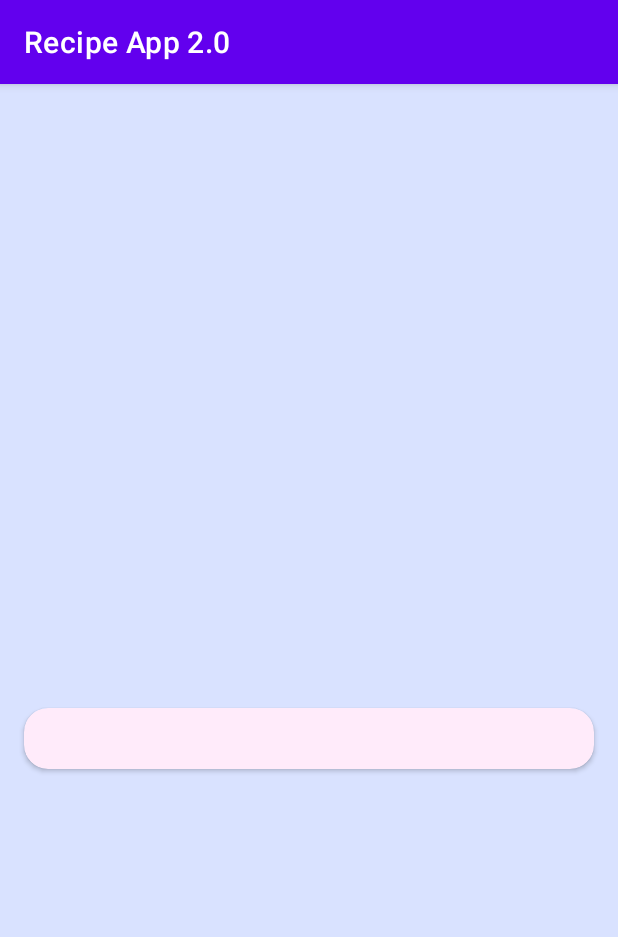
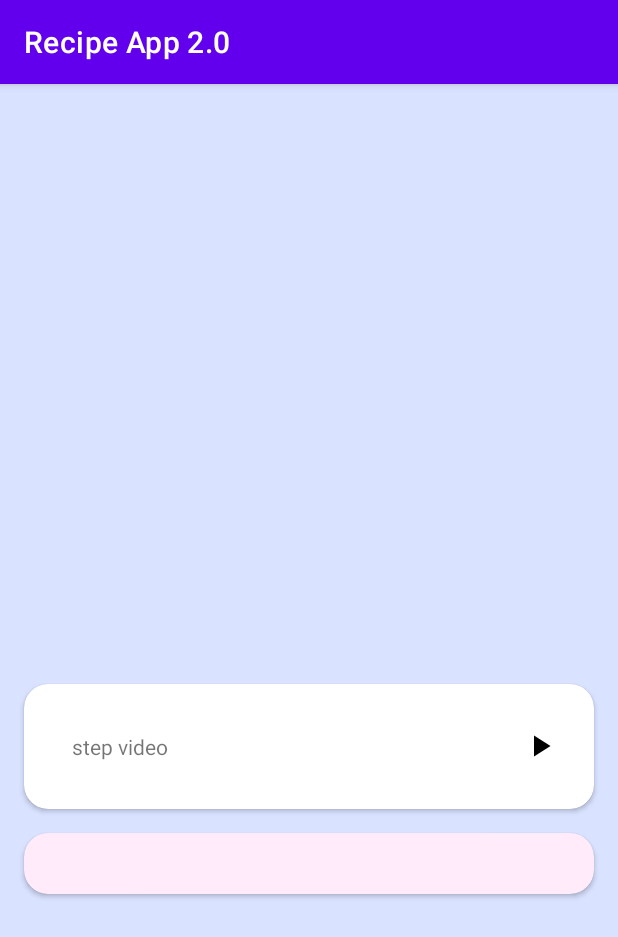
Before and after one commit to gabbyudo/BakingApp, an Android app: the DetailDisplayActivity screen opened directly, with no data from a screen before it, on a phone screen of 412 x 824 dp. Shown: the top 937 px of the screen. Run offline under Robolectric (Android 15) with nearby library versions, the phone set to English and light mode, and no system bars; our stand-ins replace Picasso; pictures from the network do not load.

```diff
--- a/app/src/main/java/com/coca/bakingapp20/DetailAdapter.kt
+++ b/app/src/main/java/com/coca/bakingapp20/DetailAdapter.kt
@@ -6,7 +6,6 @@ import androidx.recyclerview.widget.DiffUtil
 import androidx.recyclerview.widget.ListAdapter
 import androidx.recyclerview.widget.RecyclerView
 import com.coca.bakingapp20.databinding.ListItemDetailBinding
-import com.coca.edittextapp.RecipeListener
 
 class StepAdapter() : ListAdapter<Step, StepViewHolder>(StepDiffCallback()) {
 
--- a/app/src/main/java/com/coca/bakingapp20/DetailDisplayActivity.kt
+++ b/app/src/main/java/com/coca/bakingapp20/DetailDisplayActivity.kt
@@ -1,70 +1,67 @@
 package com.coca.bakingapp20
 
-import android.icu.util.Measure
+import android.content.Intent
 import androidx.appcompat.app.AppCompatActivity
 import android.os.Bundle
-import android.util.Log
 import android.widget.ArrayAdapter
-import android.widget.ImageView
-import android.widget.ListView
-import android.widget.Toast
-import androidx.annotation.StringRes
+import androidx.lifecycle.Observer
+import androidx.lifecycle.ViewModelProvider
 import com.coca.bakingapp20.databinding.DetailDisplayBinding
 import com.squareup.picasso.Picasso
-import kotlin.reflect.jvm.internal.impl.resolve.scopes.MemberScope.Empty
 
 class DetailDisplayActivity : AppCompatActivity() {
+    private lateinit var viewModel: DetailDisplayViewModel
+    lateinit var myStepAdapter: StepAdapter
+
     override fun onCreate(savedInstanceState: Bundle?) {
         super.onCreate(savedInstanceState)
         val binding = DetailDisplayBinding.inflate(layoutInflater)
         setContentView(binding.root)
 
-        val recipe: Recipe? = intent?.getParcelableExtra(RECIPE)
+        viewModel = ViewModelProvider(this).get(DetailDisplayViewModel::class.java)
+        val recipe: Recipe? = intent?.getParcelableExtra(BAKER)
+        val collectStep = recipe?.steps?.filter {
+            it.videoURL?.isNotEmpty() ?: false
+        }
         if (recipe != null) {
-
-           val image = binding.image
+            val image = binding.image
             Picasso.with(this)
                 .load("https://encrypted-tbn0.gstatic.com/images?q=tbn:ANd9GcTXWI2scXOnCZyu63frAvg2P_V7cvaHYXKKTKYg0H4kNQ&s")
                 .into(image)
-
             binding.name.text = recipe.name
             binding.serving.text = recipe.servings.toString()
 
-
-            val adapter: ArrayAdapter<String> = ArrayAdapter<String>(
-                this,
-               // submitting the list to the adapter. i.e the getdescription
-                android.R.layout.simple_list_item_1, getDescriptions(recipe.steps)
-            )
-            binding.step.adapter = adapter
-            //adapter.submitList(listOf<String>()) second way
+            myStepAdapter = StepAdapter()
+            viewModel.mySteps.observe(this, Observer {
+                if (it.isNotEmpty()) {
+                    binding.stepRV.adapter = myStepAdapter
+                    myStepAdapter.submitList(it)
+                }
+            })
+            viewModel.getDescriptions(recipe.steps)
 
             val ingredientadapter: ArrayAdapter<String> = ArrayAdapter<String>(
                 this,
-                // submitting the list to the adapter. i.e the getMappedIngredients
                 android.R.layout.simple_list_item_1, getMappedIngredients(recipe.ingredients)
             )
             binding.ingredient.adapter = ingredientadapter
         }
+        binding.playButton.setOnClickListener {
+            val intent = Intent(this, VideoActivity::class.java)
+            if (recipe != null) {
+                intent.putExtra(VideoActivity.BAKER, collectStep?.get(0))
+            }
+            startActivity(intent)
+        }
     }
 
-
-
-    fun getDescriptions(steps: List<Step>): List<String> {
-        //map is used to convert a list  to another list
-       val descriptionsMap: List<String> = steps.map {
-           it.description
-        }
-        return descriptionsMap
-    }
-    fun getMappedIngredients(ingredients: List<Ingredient>): List<String>{
+    fun getMappedIngredients(ingredients: List<Ingredient>): List<String> {
         return ingredients.map {
             "○ ${it.quantity} ${it.measure} ${it.ingredient}"
         }
-
     }
 
     companion object {
-        const val RECIPE = "extra_recipe"
+        const val BAKER = "extra_baking"
     }
 }
--- a/app/src/main/java/com/coca/bakingapp20/DetailDisplayViewModel.kt
+++ b/app/src/main/java/com/coca/bakingapp20/DetailDisplayViewModel.kt
@@ -1,4 +1,17 @@
 package com.coca.bakingapp20
 
-class DetailDisplayViewModel {
+import androidx.lifecycle.LiveData
+import androidx.lifecycle.MutableLiveData
+import androidx.lifecycle.ViewModel
+
+class DetailDisplayViewModel : ViewModel() {
+
+    private val _mySteps = MutableLiveData<List<Step>>()
+    val mySteps: LiveData<List<Step>>
+        get() = _mySteps
+
+    fun getDescriptions(steps: List<Step>) {
+        val descriptionsMap = steps
+        _mySteps.value = descriptionsMap
+    }
 }
--- a/app/src/main/java/com/coca/bakingapp20/MainViewModel.kt
+++ b/app/src/main/java/com/coca/bakingapp20/MainViewModel.kt
@@ -1,5 +1,6 @@
 package com.coca.bakingapp20
 
+import android.util.Log
 import androidx.lifecycle.LiveData
 import androidx.lifecycle.MutableLiveData
 import androidx.lifecycle.ViewModel
--- a/app/src/main/java/com/coca/bakingapp20/Model.kt
+++ b/app/src/main/java/com/coca/bakingapp20/Model.kt
@@ -25,7 +25,7 @@ data class Ingredient (
 data class Step (
     val id: Int,
     val shortDescription: String,
-    val description: String,
-    val videoURL: String,
-    val thumbnailURL: String
+    //val description: String,
+    val videoURL: String?,
+    //val thumbnailURL: String
 ):Parcelable
--- a/app/src/main/java/com/coca/bakingapp20/RecipeApiServices.kt
+++ b/app/src/main/java/com/coca/bakingapp20/RecipeApiServices.kt
@@ -24,6 +24,7 @@ interface RecipeApiService {
     suspend fun getRecipe():
             List<Recipe>
 }
+
 object RecipeApi {
     val retrofitService : RecipeApiService =
         retrofit.create(RecipeApiService::class.java)
--- a/app/src/main/java/com/coca/bakingapp20/RecipeRepository.kt
+++ b/app/src/main/java/com/coca/bakingapp20/RecipeRepository.kt
@@ -1,8 +1,11 @@
 package com.coca.bakingapp20
+
+import android.util.Log
 
 class RecipeRepository() {
     suspend fun getRecipes(): List<Recipe> {
             var recipe = RecipeApi.retrofitService.getRecipe()
+        Log.e("tagz", "mmm $recipe")
 
         return recipe
     }
--- a/app/src/main/java/com/coca/bakingapp20/VideoActivity.kt
+++ b/app/src/main/java/com/coca/bakingapp20/VideoActivity.kt
@@ -1,10 +1,8 @@
 package com.coca.bakingapp20
 
 import android.annotation.SuppressLint
-import android.net.Uri
 import android.os.Build.VERSION.SDK_INT
 import android.os.Bundle
-import android.util.Log
 import androidx.appcompat.app.AppCompatActivity
 import androidx.core.view.WindowCompat
 import androidx.core.view.WindowInsetsCompat
--- a/app/src/main/res/layout/detail_display.xml
+++ b/app/src/main/res/layout/detail_display.xml
@@ -11,8 +11,63 @@
     <ImageView
         android:id="@+id/image"
         android:layout_width="match_parent"
-        android:layout_height="400dp"
-        tools:srcCompat="@tools:sample/avatars" />
+        android:layout_height="400dp"/>
+
+
+    <androidx.recyclerview.widget.RecyclerView
+        android:id="@+id/step_RV"
+        android:layout_width="match_parent"
+        android:layout_height="wrap_content"
+        android:orientation="vertical"
+        app:layoutManager="androidx.recyclerview.widget.LinearLayoutManager"/>
+
+    <!--<androidx.recyclerview.widget.RecyclerView
+        android:id="@+id/Ingredient_RV"
+        android:layout_width="match_parent"
+        android:layout_height="wrap_content"
+        android:orientation="vertical"
+        app:layoutManager="androidx.recyclerview.widget.LinearLayoutManager"/>
+
+-->
+
+
+
+    <androidx.cardview.widget.CardView
+        android:layout_width="match_parent"
+        android:layout_height="wrap_content"
+        android:layout_marginStart="16dp"
+        android:layout_marginEnd="16dp"
+        app:cardElevation="@dimen/cardview_default_radius"
+        android:elevation="16dp"
+        android:outlineSpotShadowColor="@color/black"
+        app:cardCornerRadius="16dp">
+
+        <RelativeLayout
+            android:layout_width="match_parent"
+            android:layout_height="wrap_content"
+            android:layout_margin="16dp"
+            android:orientation="horizontal">
+
+            <TextView
+                android:id="@+id/short_description"
+                android:layout_width="wrap_content"
+                android:layout_height="wrap_content"
+                android:layout_alignParentStart="true"
+                android:padding="16dp"
+                android:layout_toStartOf="@id/play_button"
+                android:text="step video" />
+
+            <ImageView
+                android:id="@+id/play_button"
+                android:layout_width="wrap_content"
+                android:clickable="true"
+                android:layout_height="wrap_content"
+                android:layout_alignParentEnd="true"
+                android:layout_centerInParent="true"
+                android:layout_marginEnd="8dp"
+                android:src="@drawable/ic_play_arrow_black_24dp"/>
+        </RelativeLayout>
+    </androidx.cardview.widget.CardView>
 
     <androidx.cardview.widget.CardView
         android:layout_width="match_parent"
@@ -49,24 +104,6 @@
         </LinearLayout>
     </androidx.cardview.widget.CardView>
 
-    <androidx.cardview.widget.CardView
-        android:layout_width="match_parent"
-        android:elevation="24dp"
-        android:layout_marginStart="16dp"
-        android:layout_marginEnd="16dp"
-        app:cardBackgroundColor="@color/material_dynamic_tertiary95"
-        android:layout_marginTop="8dp"
-        app:cardCornerRadius="16dp"
-
-        android:outlineAmbientShadowColor="@color/black"
-        android:layout_height="wrap_content" >
-
-        <ListView
-            android:id="@+id/step"
-            android:layout_marginStart="16dp"
-            android:layout_width="match_parent"
-            android:layout_height="wrap_content" />
-    </androidx.cardview.widget.CardView>
 
 
 
--- a/app/src/main/res/values/strings.xml
+++ b/app/src/main/res/values/strings.xml
@@ -1,3 +1,4 @@
 <resources>
     <string name="app_name">Recipe App 2.0</string>
+    <string name="media_url_mp4">https</string>
 </resources>
```
Also changed, not shown: app/build.gradle (+12 -0 lines), app/src/main/AndroidManifest.xml (+7 -0 lines), app/src/main/java/com/coca/bakingapp20/MainActivity.kt (+12 -15 lines), app/src/main/java/com/coca/bakingapp20/RecipeAdapter.kt (+9 -3 lines), gradle/wrapper/gradle-wrapper.properties.
